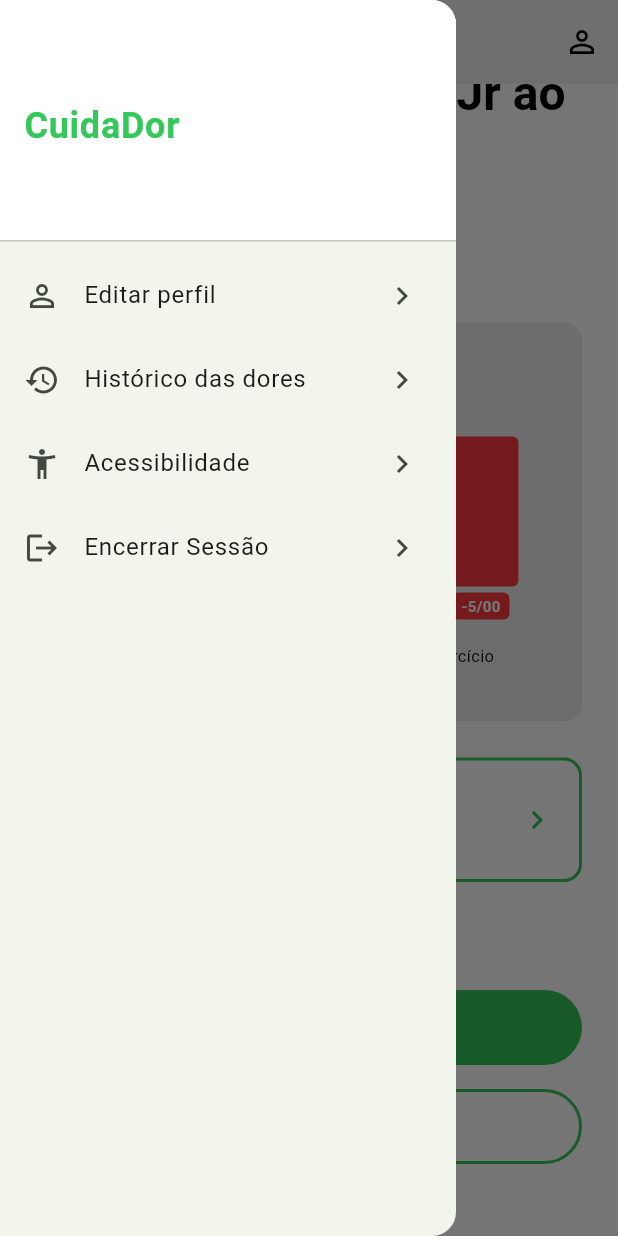
After one commit to caio-programador/cuida-dor-front, a Flutter app: the HomeView screen opened directly, scrolled down 37 dp, after a tap on the "menu" icon, on a phone screen of 412 x 824 dp. The commit adds this screen. Run offline on Flutter 3.47's test engine with Material 3 defaults, Android fonts, the phone set to English and light mode, and no system bars.

Commit message:
feat: implementing home page

```diff
--- a/lib/core/app_theme.dart
+++ b/lib/core/app_theme.dart
@@ -8,6 +8,7 @@ class AppTheme {
   static const Color background = Color.fromARGB(255, 255, 255, 255);
   static const Color textDark = Color.fromARGB(255, 0, 0, 0);
   static const Color redDanger = Color.fromARGB(255, 255, 56, 60);
+  static const Color backgroundLight = Color.fromARGB(255, 238, 238, 238);
 
   static ThemeData lightTheme = ThemeData(
     brightness: Brightness.light,
--- a/lib/main.dart
+++ b/lib/main.dart
@@ -1,6 +1,7 @@
 // main.dart
 import 'package:flutter/material.dart';
 import 'package:trabalho_cuidador/core/app_theme.dart';
+import 'package:trabalho_cuidador/pages/home/view/home.view.dart';
 import 'package:trabalho_cuidador/pages/login/view/login.view.dart';
 import 'services/auth_service.dart';
 
@@ -39,7 +40,7 @@ class _MyAppState extends State<MyApp> {
       home: isLoggedIn == null
           ? const Scaffold(body: Center(child: CircularProgressIndicator()))
           : isLoggedIn!
-          ? const LoginView()
+          ? const HomeView()
           : const LoginView(),
     );
   }
--- /dev/null
+++ b/lib/pages/home/components/action_button.dart
@@ -0,0 +1,42 @@
+// pages/home/components/action_button.dart
+import 'package:flutter/material.dart';
+import 'package:trabalho_cuidador/core/app_theme.dart';
+
+class ActionButton extends StatelessWidget {
+  final String text;
+  final VoidCallback onPressed;
+  final bool isPrimary;
+
+  const ActionButton({
+    super.key,
+    required this.text,
+    required this.onPressed,
+    this.isPrimary = true,
+  });
+
+  @override
+  Widget build(BuildContext context) {
+    return SizedBox(
+      width: double.infinity,
+      height: 50,
+      child: ElevatedButton(
+        onPressed: onPressed,
+        style: ElevatedButton.styleFrom(
+          backgroundColor: isPrimary ? AppTheme.primary : AppTheme.background,
+          foregroundColor: isPrimary ? AppTheme.background : AppTheme.primary,
+          side: isPrimary
+              ? null
+              : const BorderSide(color: AppTheme.primary, width: 2),
+          shape: RoundedRectangleBorder(
+            borderRadius: BorderRadius.circular(25),
+          ),
+          elevation: 0,
+        ),
+        child: Text(
+          text,
+          style: const TextStyle(fontSize: 16, fontWeight: FontWeight.bold),
+        ),
+      ),
+    );
+  }
+}
--- /dev/null
+++ b/lib/pages/home/components/empty_pain_card.dart
@@ -0,0 +1,44 @@
+// pages/home/components/empty_pain_card.dart
+import 'package:flutter/material.dart';
+import 'package:trabalho_cuidador/core/app_theme.dart';
+
+class EmptyPainCard extends StatelessWidget {
+  const EmptyPainCard({super.key});
+
+  @override
+  Widget build(BuildContext context) {
+    return Container(
+      width: double.infinity,
+      padding: const EdgeInsets.all(24),
+      decoration: BoxDecoration(
+        color: AppTheme.backgroundLight,
+        borderRadius: BorderRadius.circular(12),
+        border: Border.all(color: AppTheme.secondary),
+      ),
+      child: Column(
+        children: [
+          Icon(Icons.bar_chart_outlined, size: 80, color: AppTheme.secondary),
+          const SizedBox(height: 16),
+          Text(
+            'Nenhuma dor registrada',
+            style: TextStyle(
+              fontSize: 18,
+              fontWeight: FontWeight.bold,
+              color: AppTheme.terciary,
+            ),
+          ),
+          const SizedBox(height: 8),
+          Text(
+            'Comece registrando sua primeira dor\npara visualizar o gráfico',
+            textAlign: TextAlign.center,
+            style: TextStyle(
+              fontSize: 14,
+              color: AppTheme.terciary,
+              height: 1.5,
+            ),
+          ),
+        ],
+      ),
+    );
+  }
+}
--- /dev/null
+++ b/lib/pages/home/components/home_drawer.dart
@@ -0,0 +1,76 @@
+// pages/home/components/home_drawer.dart
+import 'package:flutter/material.dart';
+import 'package:trabalho_cuidador/core/app_theme.dart';
+import '../../login/view/login.view.dart';
+import '../../../services/auth_service.dart';
+
+class HomeDrawer extends StatelessWidget {
+  const HomeDrawer({super.key});
+
+  @override
+  Widget build(BuildContext context) {
+    return Drawer(
+      child: Column(
+        children: [
+          DrawerHeader(
+            decoration: const BoxDecoration(color: AppTheme.background),
+            child: Align(
+              alignment: Alignment.centerLeft,
+              child: Text(
+                'CuidaDor',
+                style: TextStyle(
+                  color: AppTheme.primary,
+                  fontSize: 24,
+                  fontWeight: FontWeight.bold,
+                ),
+              ),
+            ),
+          ),
+          ListTile(
+            leading: const Icon(Icons.person_outline),
+            title: const Text('Editar perfil'),
+            trailing: const Icon(Icons.chevron_right),
+            onTap: () {
+              Navigator.pop(context);
+              // Navegar para página de editar perfil
+              print('Editar perfil');
+            },
+          ),
+          ListTile(
+            leading: const Icon(Icons.history),
+            title: const Text('Histórico das dores'),
+            trailing: const Icon(Icons.chevron_right),
+            onTap: () {
+              Navigator.pop(context);
+              // Navegar para página de histórico
+              print('Histórico das dores');
+            },
+          ),
+          ListTile(
+            leading: const Icon(Icons.accessibility_new),
+            title: const Text('Acessibilidade'),
+            trailing: const Icon(Icons.chevron_right),
+            onTap: () {
+              Navigator.pop(context);
+              // Navegar para página de acessibilidade
+              print('Acessibilidade');
+            },
+          ),
+          ListTile(
+            leading: const Icon(Icons.logout),
+            title: const Text('Encerrar Sessão'),
+            trailing: const Icon(Icons.chevron_right),
+            onTap: () async {
+              Navigator.pop(context);
+              await AuthService.logout();
+              Navigator.pushReplacement(
+                context,
+                MaterialPageRoute(builder: (_) => const LoginView()),
+              );
+            },
+          ),
+        ],
+      ),
+    );
+  }
+}
--- /dev/null
+++ b/lib/pages/home/components/info_card.dart
@@ -0,0 +1,46 @@
+// pages/home/components/info_card.dart
+import 'package:flutter/material.dart';
+import 'package:trabalho_cuidador/core/app_theme.dart';
+
+class InfoCard extends StatelessWidget {
+  const InfoCard({super.key});
+
+  @override
+  Widget build(BuildContext context) {
+    return Container(
+      width: double.infinity,
+      padding: const EdgeInsets.all(16),
+      decoration: BoxDecoration(
+        border: Border.all(color: AppTheme.primary, width: 2),
+        borderRadius: BorderRadius.circular(12),
+      ),
+      child: Row(
+        children: [
+          Icon(Icons.info_outline, color: AppTheme.primary, size: 28),
+          const SizedBox(width: 12),
+          Expanded(
+            child: Column(
+              crossAxisAlignment: CrossAxisAlignment.start,
+              children: [
+                Text(
+                  'Informações sobre a dor',
+                  style: TextStyle(
+                    fontSize: 16,
+                    fontWeight: FontWeight.bold,
+                    color: AppTheme.primary,
+                  ),
+                ),
+                const SizedBox(height: 4),
+                Text(
+                  'Saiba mais sobre suas dores',
+                  style: TextStyle(fontSize: 14, color: AppTheme.terciary),
+                ),
+              ],
+            ),
+          ),
+          Icon(Icons.chevron_right, color: AppTheme.primary),
+        ],
+      ),
+    );
+  }
+}
--- /dev/null
+++ b/lib/pages/home/components/pain_chart.dart
@@ -0,0 +1,108 @@
+// pages/home/components/pain_chart.dart
+import 'package:flutter/material.dart';
+import 'package:trabalho_cuidador/core/app_theme.dart';
+
+class PainChart extends StatelessWidget {
+  final String? imageUrl;
+
+  const PainChart({super.key, this.imageUrl});
+
+  @override
+  Widget build(BuildContext context) {
+    return Container(
+      width: double.infinity,
+      padding: const EdgeInsets.all(16),
+      decoration: BoxDecoration(
+        color: Colors.grey[200],
+        borderRadius: BorderRadius.circular(12),
+      ),
+      child: imageUrl != null && imageUrl!.isNotEmpty
+          ? Image.network(
+              imageUrl!,
+              fit: BoxFit.contain,
+              errorBuilder: (context, error, stackTrace) {
+                return _buildPlaceholderChart();
+              },
+            )
+          : _buildPlaceholderChart(),
+    );
+  }
+
+  Widget _buildPlaceholderChart() {
+    return Column(
+      children: [
+        const SizedBox(height: 20),
+        // Simulação de gráfico de barras
+        Row(
+          mainAxisAlignment: MainAxisAlignment.spaceEvenly,
+          crossAxisAlignment: CrossAxisAlignment.end,
+          children: [
+            _buildBar(AppTheme.primary, 120, '+2/00'),
+            _buildBar(AppTheme.redDanger, 80, '-5/0'),
+            _buildBar(AppTheme.primary, 140, '+3/00'),
+            _buildBar(AppTheme.redDanger, 100, '-5/00'),
+          ],
+        ),
+        const SizedBox(height: 16),
+        // Legenda
+        Row(
+          mainAxisAlignment: MainAxisAlignment.center,
+          children: [
+            _buildLegend(AppTheme.primary, 'Depois do exercício'),
+            const SizedBox(width: 16),
+            _buildLegend(AppTheme.redDanger, 'Antes do exercício'),
+          ],
+        ),
+        const SizedBox(height: 20),
+      ],
+    );
+  }
+
+  Widget _buildBar(Color color, double height, String label) {
+    return Column(
+      children: [
+        Container(
+          width: 50,
+          height: height,
+          decoration: BoxDecoration(
+            color: color,
+            borderRadius: BorderRadius.circular(4),
+          ),
+        ),
+        const SizedBox(height: 4),
+        Container(
+          padding: const EdgeInsets.symmetric(horizontal: 6, vertical: 2),
+          decoration: BoxDecoration(
+            color: color,
+            borderRadius: BorderRadius.circular(4),
+          ),
+          child: Text(
+            label,
+            style: const TextStyle(
+              color: AppTheme.background,
+              fontSize: 10,
+              fontWeight: FontWeight.bold,
+            ),
+          ),
+        ),
+      ],
+    );
+  }
+
+  Widget _buildLegend(Color color, String text) {
+    return Row(
+      children: [
+        Container(
+          width: 12,
+          height: 12,
+          decoration: BoxDecoration(
+            color: color,
+            borderRadius: BorderRadius.circular(2),
+          ),
+        ),
+        const SizedBox(width: 6),
+        Text(text, style: const TextStyle(fontSize: 11)),
+      ],
+    );
+  }
+}
--- /dev/null
+++ b/lib/pages/home/controller/home.controller.dart
@@ -0,0 +1,47 @@
+// pages/home/controller/home.controller.dart
+import 'package:flutter/material.dart';
+
+class HomeController extends ChangeNotifier {
+  // Simulação: true = tem dados, false = não tem dados
+  bool _hasPainData = false;
+  String _userName = 'Usuário';
+  String? _chartImageUrl;
+  bool _isLoading = false;
+
+  bool get hasPainData => _hasPainData;
+  String get userName => _userName;
+  String? get chartImageUrl => _chartImageUrl;
+  bool get isLoading => _isLoading;
+
+  // Simula o carregamento dos dados do usuário
+  Future<void> loadUserData() async {
+    _isLoading = true;
+    notifyListeners();
+
+    try {
+      // Simula chamada ao backend
+      await Future.delayed(const Duration(seconds: 1));
+
+      // Aqui você fará a chamada real ao backend
+      // final userData = await ApiService.getUserData();
+      // _userName = userData.name;
+      // _hasPainData = userData.hasPainData;
+      // _chartImageUrl = userData.chartImageUrl;
+
+      // Simulação
+      _userName = 'Neymar Jr';
+      _hasPainData = true; // Mude para false para testar o card vazio
+      _chartImageUrl = null; // URL da imagem do gráfico virá do backend
+    } catch (e) {
+      print('Erro ao carregar dados: $e');
+    } finally {
+      _isLoading = false;
+      notifyListeners();
+    }
+  }
+
+  void setHasPainData(bool value) {
+    _hasPainData = value;
+    notifyListeners();
+  }
+}
--- /dev/null
+++ b/lib/pages/home/view/home.view.dart
@@ -0,0 +1,145 @@
+// pages/home/view/home.view.dart
+import 'package:flutter/material.dart';
+import 'package:trabalho_cuidador/core/app_theme.dart';
+import '../controller/home.controller.dart';
+import '../components/home_drawer.dart';
+import '../components/pain_chart.dart';
+import '../components/empty_pain_card.dart';
+import '../components/info_card.dart';
+import '../components/action_button.dart';
+
+class HomeView extends StatefulWidget {
+  const HomeView({super.key});
+
+  @override
+  State<HomeView> createState() => _HomeViewState();
+}
+
+class _HomeViewState extends State<HomeView> {
+  final _controller = HomeController();
+
+  @override
+  void initState() {
+    super.initState();
+    _controller.loadUserData();
+  }
+
+  @override
+  void dispose() {
+    _controller.dispose();
+    super.dispose();
+  }
+
+  @override
+  Widget build(BuildContext context) {
+    return Scaffold(
+      backgroundColor: AppTheme.background,
+      appBar: AppBar(
+        backgroundColor: AppTheme.background,
+        elevation: 0,
+        leading: Builder(
+          builder: (context) {
+            return IconButton(
+              icon: const Icon(Icons.menu, color: AppTheme.textDark),
+              onPressed: () {
+                Scaffold.of(context).openDrawer();
+              },
+            );
+          },
+        ),
+        actions: [
+          IconButton(
+            icon: const Icon(Icons.person_outline, color: AppTheme.textDark),
+            onPressed: () {
+              // Navegar para perfil
+              print('Perfil');
+            },
+          ),
+        ],
+      ),
+      drawer: const HomeDrawer(),
+      body: AnimatedBuilder(
+        animation: _controller,
+        builder: (context, _) {
+          if (_controller.isLoading) {
+            return const Center(
+              child: CircularProgressIndicator(color: AppTheme.primary),
+            );
+          }
+
+          return SingleChildScrollView(
+            padding: const EdgeInsets.all(24),
+            child: Column(
+              crossAxisAlignment: CrossAxisAlignment.start,
+              children: [
+                // Título de boas-vindas
+                RichText(
+                  text: TextSpan(
+                    style: const TextStyle(
+                      fontSize: 32,
+                      fontWeight: FontWeight.bold,
+                      color: AppTheme.textDark,
+                    ),
+                    children: [
+                      TextSpan(text: 'Bem vindo ${_controller.userName} ao '),
+                      TextSpan(
+                        text: 'CuidaDor',
+                        style: TextStyle(color: AppTheme.primary),
+                      ),
+                    ],
+                  ),
+                ),
+                const SizedBox(height: 96),
+
+                // Gráfico ou Card vazio
+                _controller.hasPainData
+                    ? PainChart(imageUrl: _controller.chartImageUrl)
+                    : const EmptyPainCard(),
+                const SizedBox(height: 24),
+
+                // Card de informações
+                GestureDetector(
+                  onTap: () {
+                    // Navegar para informações sobre dor
+                    print('Informações sobre dor');
+                  },
+                  child: const InfoCard(),
+                ),
+                const SizedBox(height: 24),
+
+                // Botão Registrar Dor
+              ],
+            ),
+          );
+        },
+      ),
+      bottomNavigationBar: SafeArea(
+        minimum: const EdgeInsets.all(24),
+        child: Column(
+          mainAxisSize: MainAxisSize.min,
+          children: [
+            ActionButton(
+              text: 'Registrar Dor',
+              onPressed: () {
+                // Navegar para registrar dor
+                print('Registrar dor');
+              },
+            ),
+            const SizedBox(height: 16),
+
+            // Botão Aliviar a Dor
+            ActionButton(
+              text: 'Aliviar a Dor',
+              isPrimary: false,
+              onPressed: () {
+                // Navegar para aliviar dor
+                print('Aliviar dor');
+              },
+            ),
+            const SizedBox(height: 24),
+          ],
+        ),
+      ),
+    );
+  }
+}
--- /dev/null
+++ b/lib/pages/home_page.dart
@@ -0,0 +1,3 @@
+// pages/home_page.dart
+// Arquivo mantido para compatibilidade - usar home/view/home.view.dart
+export 'home/view/home.view.dart';
--- a/lib/pages/login/controller/login.controller.dart
+++ b/lib/pages/login/controller/login.controller.dart
@@ -1,5 +1,7 @@
 // pages/login/controller/login.controller.dart
 import 'package:flutter/material.dart';
+import 'package:trabalho_cuidador/pages/home/view/home.view.dart';
+import 'package:trabalho_cuidador/services/auth_service.dart';
 
 class LoginController extends ChangeNotifier {
   final formKey = GlobalKey<FormState>();
@@ -57,6 +59,12 @@ class LoginController extends ChangeNotifier {
       // Simula chamada ao backend
       await Future.delayed(const Duration(seconds: 2));
 
+      await AuthService.login(emailController.text, passwordController.text);
+      Navigator.pushReplacement(
+        formKey.currentContext!,
+        MaterialPageRoute(builder: (_) => const HomeView()),
+      );
+
       // Aqui você fará a chamada real ao AuthService
       // final success = await AuthService.login(
       //   emailController.text,
@@ -68,7 +76,6 @@ class LoginController extends ChangeNotifier {
 
       // Simula sucesso
       // if (success) { ... }
-
     } catch (e) {
       print('Erro ao fazer login: $e');
     } finally {
--- a/lib/pages/login/view/login.view.dart
+++ b/lib/pages/login/view/login.view.dart
@@ -1,4 +1,3 @@
-// pages/login/view/login.view.dart
 import 'package:flutter/material.dart';
 import 'package:trabalho_cuidador/components/terms.dart';
 import 'package:trabalho_cuidador/core/app_theme.dart';
```
